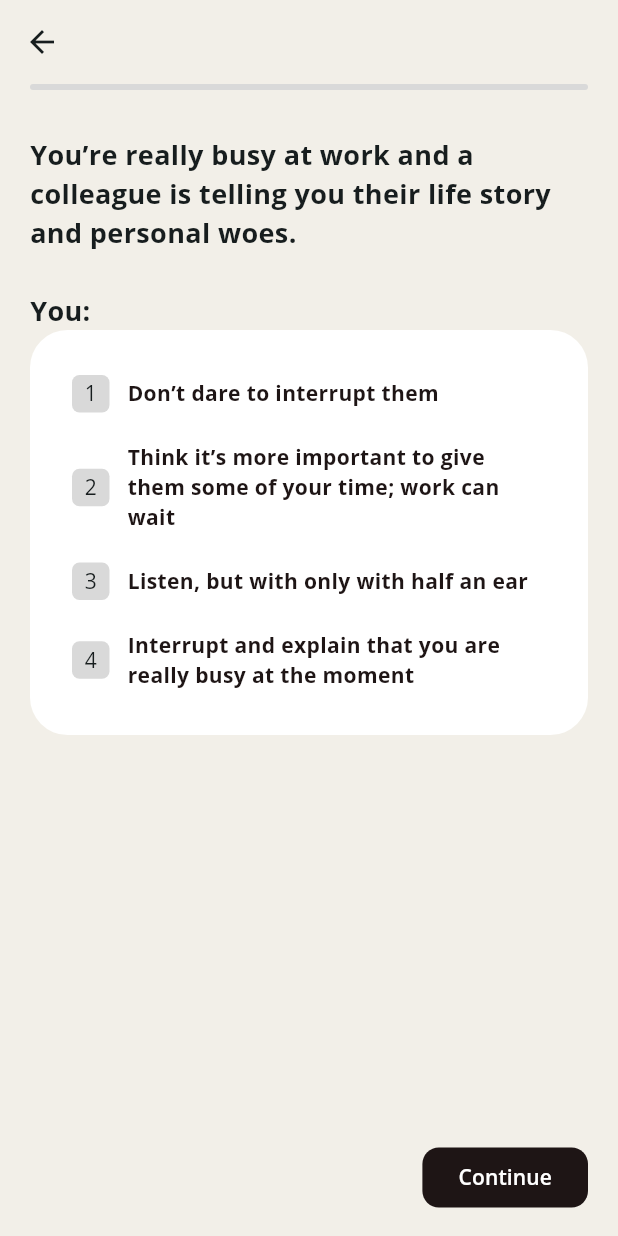
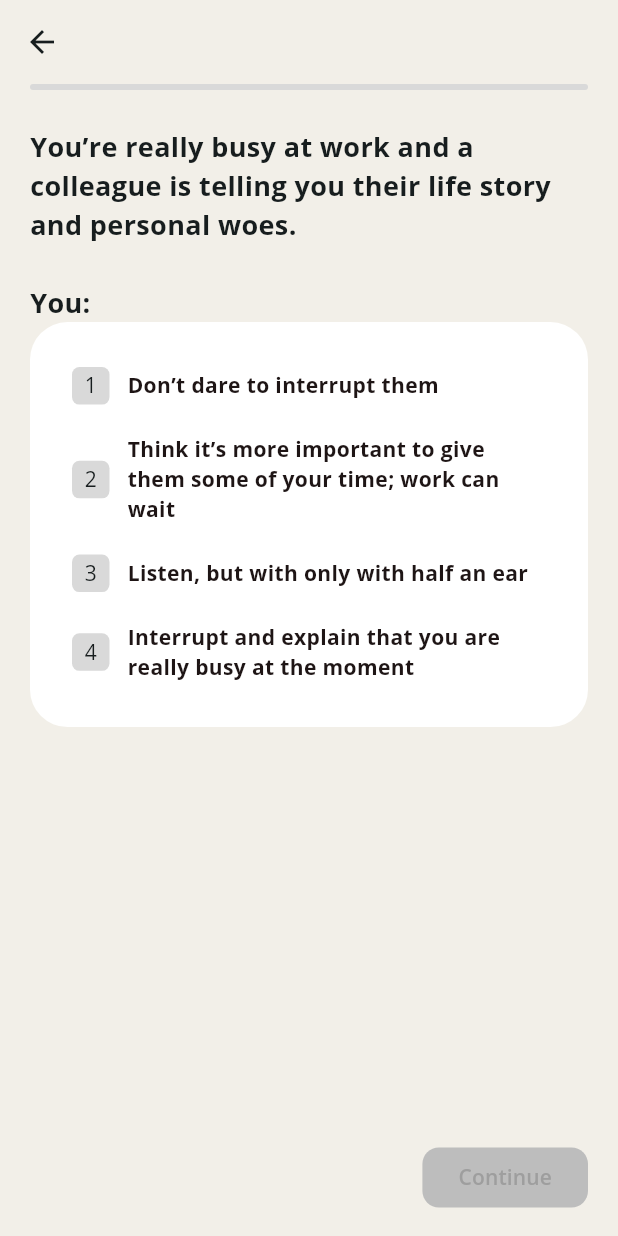
Before and after one commit to itsDaniyaL/personality_check, a Flutter app: the screen it shows after launch, after a tap on "Continue", on a phone screen of 412 x 824 dp. Run offline on Flutter 3.47's test engine with Material 3 defaults, Android fonts, the phone set to English and light mode, and no system bars; our stand-ins replace flutter_svg.

Commit message:
fixed continue button's condition, progress check for progress indicator and images

```diff
--- a/lib/screens/questions_page.dart
+++ b/lib/screens/questions_page.dart
@@ -1,5 +1,6 @@
 import 'package:flutter/material.dart';
 import 'package:flutter/services.dart';
+import 'package:personality_checker/screens/personality_preview_page.dart';
 import 'package:personality_checker/shared/answers_progress_indicator.dart';
 import 'package:personality_checker/shared/filled_button.dart';
 import 'package:personality_checker/state/app_state.dart';
@@ -33,7 +34,7 @@ class _QuestionsPageState extends State<QuestionsPage> {
                   direction: Axis.vertical,
                   children: [
                     const AnswersProgressIndicator(),
-                    const SizedBox(height: 30.0),
+                    SizedBox(height: MediaQuery.of(context).size.height * 0.03),
                     Expanded(
                       flex: 6,
                       child: SingleChildScrollView(
@@ -187,11 +188,23 @@ class _QuestionsPageState extends State<QuestionsPage> {
                             child: CustomFilledButton(
                               onPressed: state.checkSelected()
                                   ? null
-                                  : state.nextQuestion,
+                                  : () {
+                                      state.isLastQuestion
+                                          ? Navigator.push<void>(
+                                              context,
+                                              MaterialPageRoute<void>(
+                                                builder: (BuildContext
+                                                        context) =>
+                                                    const PersonalityPreviewPage(),
+                                              ),
+                                            )
+                                          : state.nextQuestion();
+                                    },
                               textColor: Colors.white,
                               buttonColor: const Color(0xFF1E1515),
-                              child: const Text("Continue",
-                                  style: TextStyle(
+                              child: Text(
+                                  state.isLastQuestion ? "Check" : "Continue",
+                                  style: const TextStyle(
                                     fontWeight: FontWeight.w600,
                                   )),
                             ),
--- a/lib/state/app_state.dart
+++ b/lib/state/app_state.dart
@@ -120,7 +120,7 @@ class AppState extends ChangeNotifier {
   }
 
   bool checkSelected() {
-    return _questions[currentQuestionIndex].selectedOption == -1;
+    return _questions[currentQuestionIndex].selectedOption == null;
   }
 
   // Move to the next question
@@ -153,6 +153,8 @@ class AppState extends ChangeNotifier {
 
   // Return the progess to show for progress indicator
   double get progress {
-    return _currentQuestionIndex / _questions.length;
+    int answeredQuestions =
+        _questions.where((q) => q.selectedOption != null).length;
+    return answeredQuestions / _questions.length;
   }
 }
```
Also changed, not shown: lib/screens/personality_preview_page.dart (added, +17 -0 lines), assets/images/illustration_1.svg (added), assets/images/illustration_2.svg (added).
